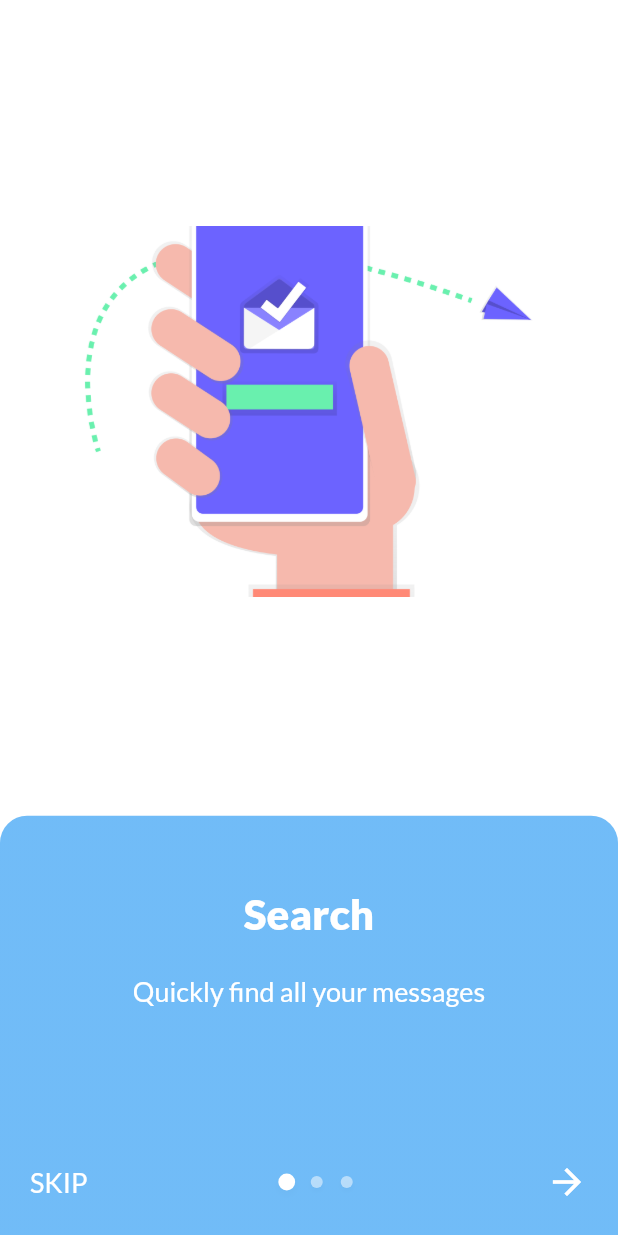
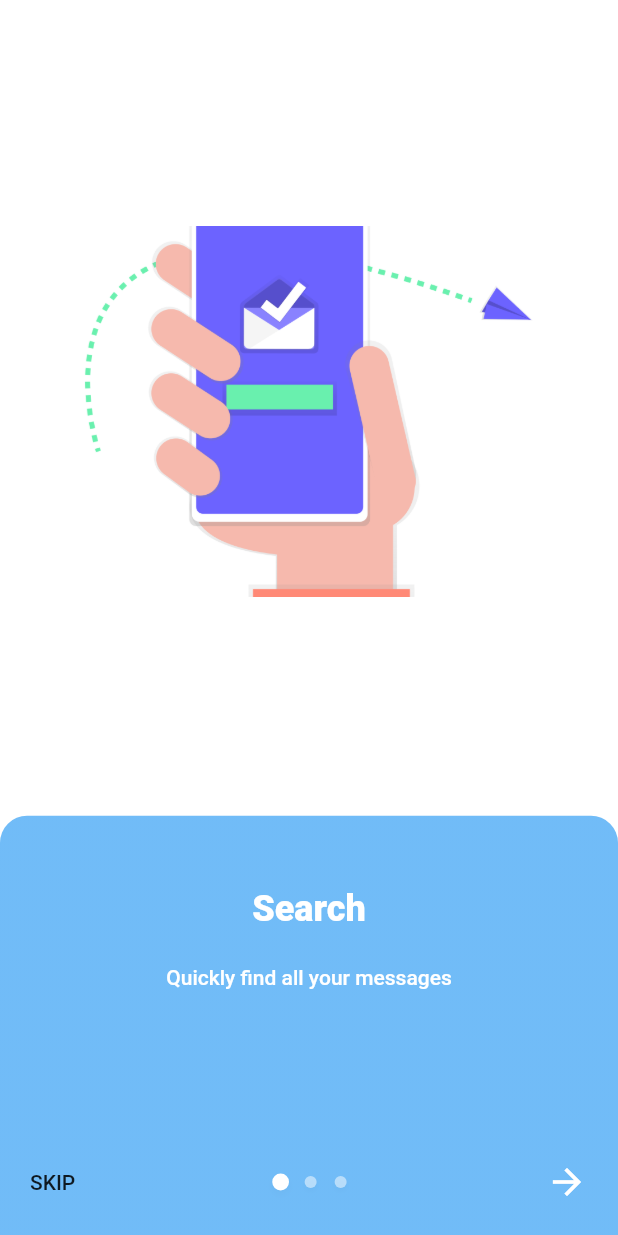
Before and after one commit to Ethiel97/nice_intro, a Flutter app: the screen it shows after launch, on a phone screen of 412 x 824 dp. Run offline on Flutter 3.47's test engine with Material 2 defaults, Android fonts, the phone set to English and light mode, and no system bars; our stand-ins replace google_fonts.

Commit message:
package uses default body text theme for intro screens

```diff
--- a/example/lib/main.dart
+++ b/example/lib/main.dart
@@ -6,8 +6,7 @@ void main() => runApp(MyApp());
 
 class MyApp extends StatelessWidget {
   @override
-  Widget build(BuildContext context) {
-    return MaterialApp(
+  Widget build(BuildContext context) => MaterialApp(
         title: 'intro screen demo',
         theme: ThemeData(
           primarySwatch: Colors.blue,
@@ -16,13 +15,10 @@ class MyApp extends StatelessWidget {
         debugShowCheckedModeBanner: false,
       );
 }
-}
 
 class MyHomePage extends StatefulWidget {
   @override
-  MyHomePageState createState() {
-    return MyHomePageState();
-  }
+  MyHomePageState createState() => MyHomePageState();
 }
 
 class MyHomePageState extends State<MyHomePage> with TickerProviderStateMixin {
@@ -74,9 +70,7 @@ class NextPage extends StatefulWidget {
 
 class _NextPageState extends State<NextPage> {
   @override
-  Widget build(BuildContext context) {
-    return Container(
+  Widget build(BuildContext context) => Container(
         color: Colors.white,
       );
 }
-}
--- a/lib/intro_screen.dart
+++ b/lib/intro_screen.dart
@@ -49,7 +49,9 @@ class IntroScreen extends StatelessWidget {
 
   @override
   Widget build(BuildContext context) {
-    var screenSize = MediaQuery.of(context).size;
+    var screenSize = MediaQuery
+        .of(context)
+        .size;
     return Container(
       width: double.infinity,
       height: screenSize.height,
@@ -74,7 +76,7 @@ class IntroScreen extends StatelessWidget {
                     child: Text(
                       "${this._pageIndex ?? 1}",
                       style: TextStyle(
-                              fontSize: 300, fontWeight: FontWeight.w900),
+                        fontSize: 300, fontWeight: FontWeight.w900,),
                     ),
                   ),
             ),
--- a/lib/intro_screens.dart
+++ b/lib/intro_screens.dart
@@ -131,8 +131,12 @@ class _IntroScreensState extends State<IntroScreens>
 
   TextStyle get textStyle =>
       currentScreen!.textStyle ??
+      Theme.of(context).textTheme.bodyText1 ??
       GoogleFonts.lato(
-          fontSize: 18, color: Colors.white, fontWeight: FontWeight.normal);
+        fontSize: 18,
+        color: Colors.white,
+        fontWeight: FontWeight.normal,
+      );
 
   Widget get next =>
       this.widget.nextWidget ??
@@ -171,9 +175,7 @@ class _IntroScreensState extends State<IntroScreens>
           ],
         );
 
-  int getCurrentPage() {
-    return _controller!.page!.floor();
-  }
+  int getCurrentPage() => _controller!.page!.floor();
 
   @override
   Widget build(BuildContext context) {
--- a/pubspec.yaml
+++ b/pubspec.yaml
@@ -1,6 +1,6 @@
 name: nice_intro
 description: Get your users to know your app with ease! This package will help you build beautiful intro sides for your app.
-version: 0.1.5
+version: 0.1.6
 homepage: https://github.com/Ethiel97/nice_intro
 
 environment:
@@ -9,7 +9,7 @@ environment:
 dependencies:
   flutter:
     sdk: flutter
-  google_fonts: ^2.1.0
+  google_fonts: ^2.3.1
 
 dev_dependencies:
   flutter_test:
```
Also changed, not shown: 2 other files. Lines whose indentation alone changed are shown as unchanged.
